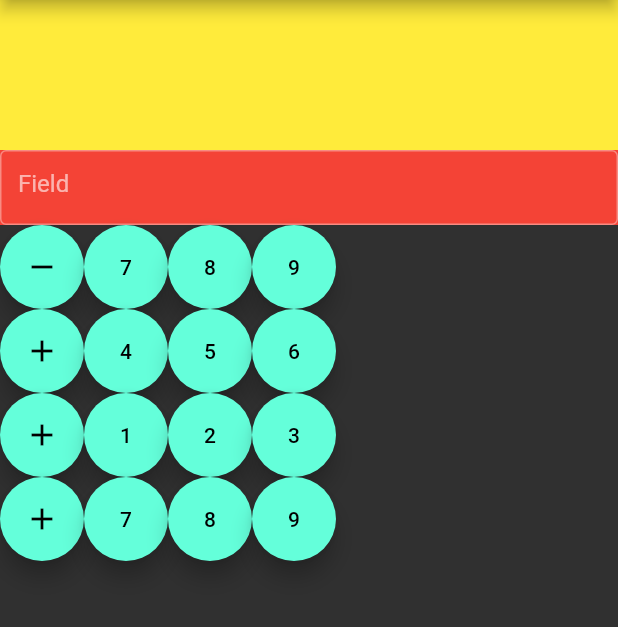
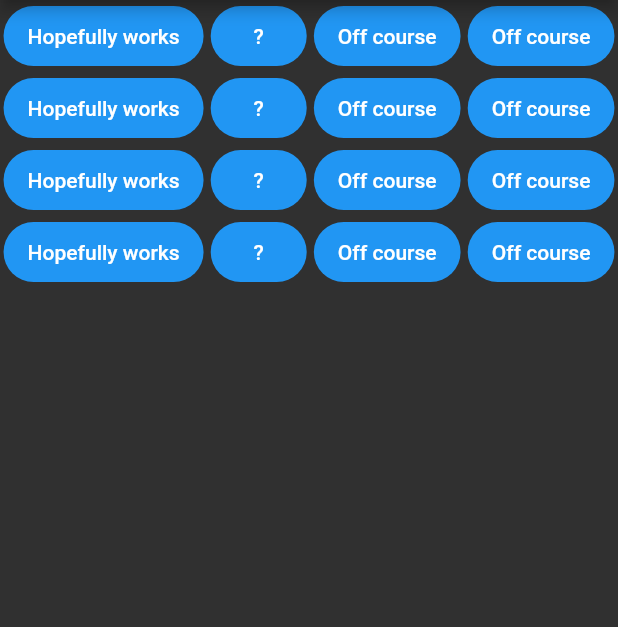
Before and after one commit to Math376i/calculatorAssignment, a Flutter app: the screen it shows after launch, on a phone screen of 412 x 824 dp, the part 84-711 px from its top. Run offline on Flutter 3.47's test engine with Material 2 defaults, Android fonts, the phone set to English and light mode, and no system bars.

Commit message:
buttons work and look semi nice

```diff
--- a/lib/main.dart
+++ b/lib/main.dart
@@ -30,154 +30,92 @@ class _calculatorScreen extends State<CalculatorScreen> {
     return Scaffold(
         appBar: AppBar(title: const Text('Calculator')),
         body: Column(children: [
-        _inputfield(Colors.yellow),
-        _calculatorInput(),
-        _numPad()
-      ]),
-    );
-  }
-
-  Row _inputfield(Color color) {
-    return Row(children: [
-      Flexible(
-        child: Container(
-          height: 100,
-          color: color,
+          Row(
+            mainAxisAlignment: MainAxisAlignment.spaceAround,
+            children: [
+              FilledButton(
+                onPressed: _placeHolder,
+                child: const Text("Hopefully works"),
               ),
+              FilledButton(
+                onPressed: _placeHolder,
+                child: const Text("?"),
               ),
-    ]);
-  }
-
-  Column _numPad() {
-    return Column(
-      children: [
-        Row(
-          children: [
-            FloatingActionButton(
-              onPressed: _subtract,
-              tooltip: 'Subtract',
-              child: const Icon(Icons.remove),
+              FilledButton(
+                onPressed: _placeHolder,
+                child: Text("Off course"),
               ),
-            FloatingActionButton(
-              onPressed: inputSeven,
-              tooltip: '7',
-              child: const Text('7'),
-            ),
-            FloatingActionButton(
-              onPressed: inputSeven,
-              tooltip: '8',
-              child: const Text('8'),
-            ),
-            FloatingActionButton(
-              onPressed: inputSeven,
-              tooltip: '9',
-              child: const Text('9'),
+              FilledButton(
+                onPressed: _placeHolder,
+                child: Text("Off course"),
               ),
             ],
           ),
           Row(
+            mainAxisAlignment: MainAxisAlignment.spaceAround,
             children: [
-            FloatingActionButton(
-              onPressed: _subtract,
-              tooltip: 'Subtract',
-              child: const Icon(Icons.add),
+              FilledButton(
+                onPressed: _placeHolder,
+                child: const Text("Hopefully works"),
               ),
-            FloatingActionButton(
-              onPressed: inputSeven,
-              tooltip: '4',
-              child: const Text('4'),
+              FilledButton(
+                onPressed: _placeHolder,
+                child: const Text("?"),
               ),
-            FloatingActionButton(
-              onPressed: inputSeven,
-              tooltip: '5',
-              child: const Text('5'),
+              FilledButton(
+                onPressed: _placeHolder,
+                child: Text("Off course"),
               ),
-            FloatingActionButton(
-              onPressed: inputSeven,
-              tooltip: '6',
-              child: const Text('6'),
+              FilledButton(
+                onPressed: _placeHolder,
+                child: Text("Off course"),
               ),
             ],
           ),
           Row(
+            mainAxisAlignment: MainAxisAlignment.spaceAround,
             children: [
-            FloatingActionButton(
-              onPressed: _subtract,
-              tooltip: 'Subtract',
-              child: const Icon(Icons.add),
+              FilledButton(
+                onPressed: _placeHolder,
+                child: const Text("Hopefully works"),
               ),
-            FloatingActionButton(
-              onPressed: inputSeven,
-              tooltip: '7',
-              child: const Text('1'),
+              FilledButton(
+                onPressed: _placeHolder,
+                child: const Text("?"),
               ),
-            FloatingActionButton(
-              onPressed: inputSeven,
-              tooltip: '8',
-              child: const Text('2'),
+              FilledButton(
+                onPressed: _placeHolder,
+                child: Text("Off course"),
               ),
-            FloatingActionButton(
-              onPressed: inputSeven,
-              tooltip: '9',
-              child: const Text('3'),
+              FilledButton(
+                onPressed: _placeHolder,
+                child: Text("Off course"),
               ),
             ],
           ),
           Row(
+            mainAxisAlignment: MainAxisAlignment.spaceAround,
             children: [
-            FloatingActionButton(
-              onPressed: _subtract,
-              tooltip: 'Subtract',
-              child: const Icon(Icons.add),
+              FilledButton(
+                onPressed: _placeHolder,
+                child: const Text("Hopefully works"),
               ),
-            FloatingActionButton(
-              onPressed: inputSeven,
-              tooltip: '7',
-              child: const Text('7'),
+              FilledButton(
+                onPressed: _placeHolder,
+                child: const Text("?"),
               ),
-            FloatingActionButton(
-              onPressed: inputSeven,
-              tooltip: '8',
-              child: const Text('8'),
+              FilledButton(
+                onPressed: _placeHolder,
+                child: Text("Off course"),
               ),
-            FloatingActionButton(
-              onPressed: inputSeven,
-              tooltip: '9',
-              child: const Text('9'),
+              FilledButton(
+                onPressed: _placeHolder,
+                child: Text("Off course"),
               ),
             ],
-        ),
-      ],
-    );
+          )
+        ]));
   }
 
-  Column _calculatorInput() {
-    return Column(
-      children: [
-        Container(
-          child: TextField(
-            decoration: InputDecoration(
-                border: OutlineInputBorder(), hintText: 'Field'),
-          ),
-          height: 50,
-          color: Colors.red,
-        )
-      ],
-    );
+  void _placeHolder() {}
 }
-
-  Column _stackfield() {
-    return Column(
-      children: [
-        TextField(
-          decoration:
-              InputDecoration(border: OutlineInputBorder(), hintText: 'Stack'),
-        )
-      ],
-    );
-  }
-
-  void inputSeven() {}
-}
-
-void _subtract() {}
```
Lines whose indentation alone changed are shown as unchanged.
